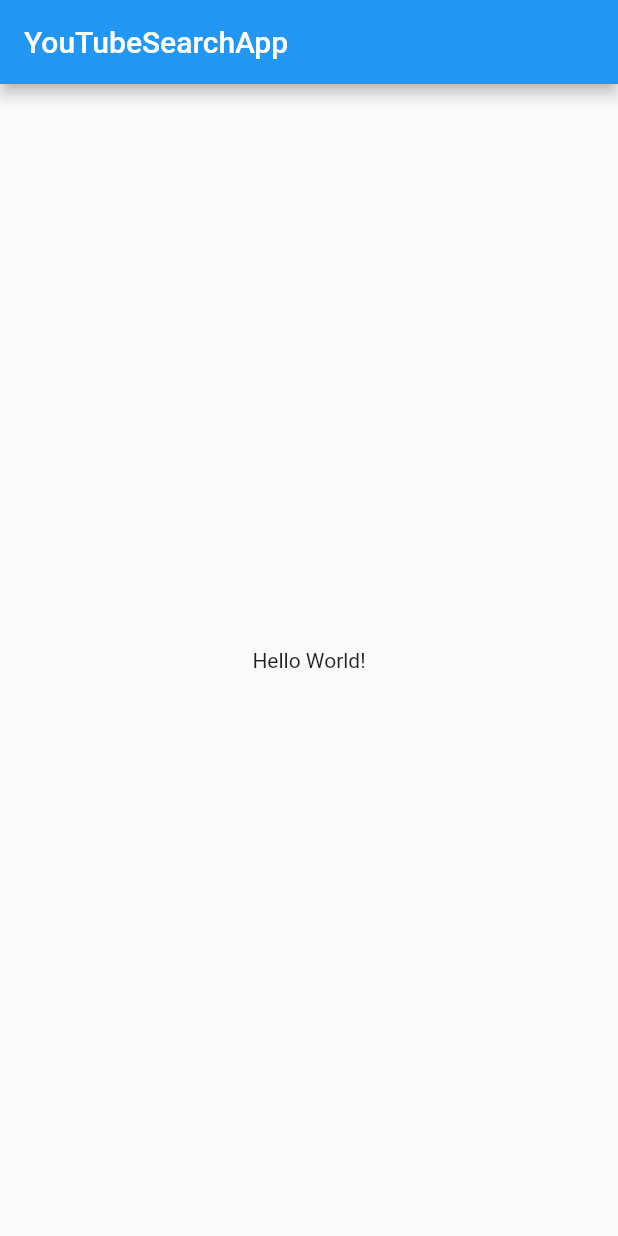
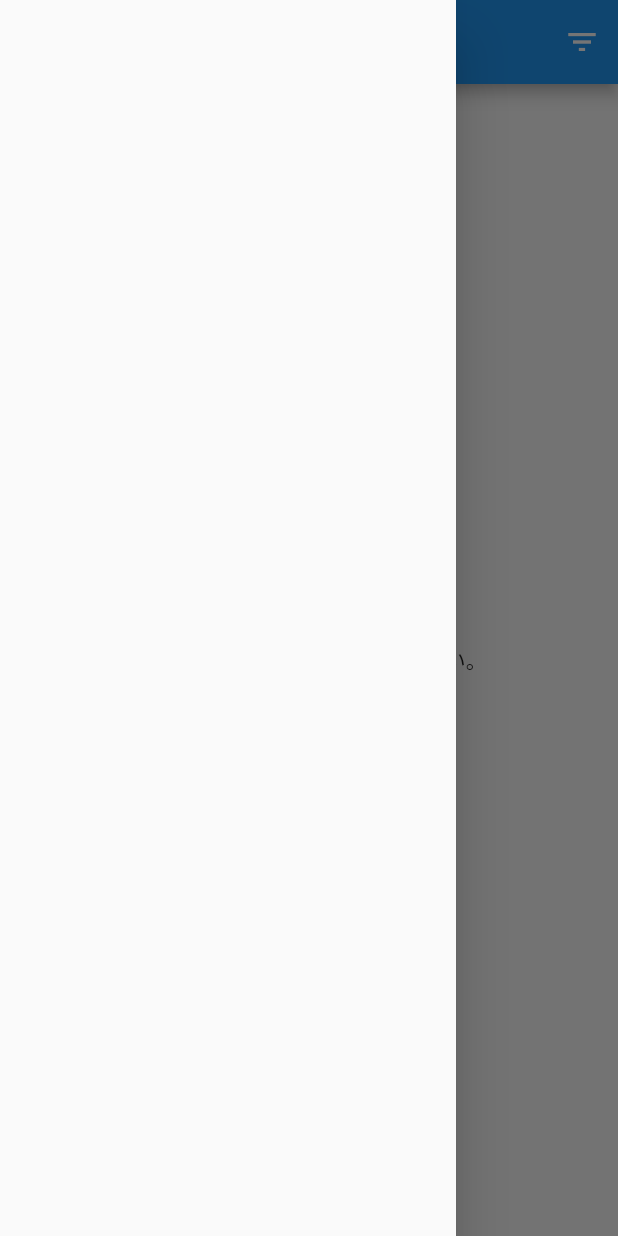
Before and after one commit to aridai/YouTubeSearchApp, a Flutter app: the screen it shows after launch, with the side drawer open (before the commit the screen has no drawer), on a phone screen of 412 x 824 dp. Run offline on Flutter 3.47's test engine with Material 2 defaults, Android fonts, the phone set to English and light mode, and no system bars.

Commit message:
SearchPageを追加

```diff
--- a/lib/main_page.dart
+++ /dev/null
@@ -1,9 +0,0 @@
-import 'package:flutter/material.dart';
-
-class MainPage extends StatelessWidget {
-  @override
-  Widget build(BuildContext context) => Scaffold(
-        appBar: AppBar(title: const Text('YouTubeSearchApp')),
-        body: const Center(child: Text('Hello World!')),
-      );
-}
--- a/lib/my_app.dart
+++ b/lib/my_app.dart
@@ -1,11 +1,11 @@
 import 'package:flutter/material.dart';
-import 'package:youtube_search_app/main_page.dart';
+import 'package:youtube_search_app/search/search_page.dart';
 
 class MyApp extends StatelessWidget {
   @override
   Widget build(BuildContext context) => MaterialApp(
         title: 'YouTubeSearchApp',
         theme: ThemeData(primarySwatch: Colors.blue),
-        home: MainPage(),
+        home: SearchPage(),
       );
 }
--- /dev/null
+++ b/lib/search/search_page.dart
@@ -0,0 +1,82 @@
+import 'package:flutter/material.dart';
+import 'package:provider/provider.dart';
+import 'package:youtube_search_app/search/search_page_bloc.dart';
+import 'package:youtube_search_app/search/search_page_drawer.dart';
+
+//  検索ページ
+class SearchPage extends StatelessWidget {
+  @override
+  Widget build(BuildContext context) => Provider<SearchPageBloc>(
+        create: (context) => SearchPageBloc(),
+        dispose: (context, bloc) => bloc.dispose(),
+        child: _SearchPageContent(),
+      );
+}
+
+//  検索ページのコンテンツ
+class _SearchPageContent extends StatelessWidget {
+  final _controller = TextEditingController();
+
+  @override
+  Widget build(BuildContext context) => Scaffold(
+        appBar: this._buildAppBar(context),
+        drawer: SearchPageDrawer(),
+        body: this._buildBody(context),
+      );
+
+  //  アプリバーを生成する。
+  PreferredSizeWidget _buildAppBar(BuildContext context) => AppBar(
+        title: this._buildKeywordField(context),
+        actions: [this._buildFilterIcon()],
+      );
+
+  //  キーワードフィールドを生成する。
+  Widget _buildKeywordField(BuildContext context) => TextField(
+        controller: this._controller,
+        keyboardType: TextInputType.text,
+        textInputAction: TextInputAction.search,
+        style: const TextStyle(color: Colors.white),
+        cursorColor: Colors.white,
+        decoration: const InputDecoration(
+          border: InputBorder.none,
+          hintText: '検索キーワード',
+          hintStyle: TextStyle(color: Colors.white),
+        ),
+        onEditingComplete: () => this._onKeywordEditingCompleted(context),
+      );
+
+  //  フィルタアイコンを生成する。
+  Widget _buildFilterIcon() => IconButton(
+        icon: const Icon(Icons.filter_list),
+        onPressed: () => this._onFilterIconPressed(),
+      );
+
+  //  ボディを生成する。
+  Widget _buildBody(BuildContext context) => GestureDetector(
+        child: this._buildGuideMessage(),
+        onTap: () => this._dismissKeyboard(context),
+      );
+
+  //  ガイドメッセージを生成する。
+  //  GestureDetectorのタッチ判定範囲を広げるため、透明の背景を追加している。
+  Widget _buildGuideMessage() => Container(
+        color: Colors.transparent,
+        child: const Center(child: Text('検索キーワードを入力してください。')),
+      );
+
+  //  フィルタアイコンが押されたとき。
+  void _onFilterIconPressed() {}
+
+  //  キーワードの編集が完了したとき。
+  void _onKeywordEditingCompleted(BuildContext context) {
+    this._dismissKeyboard(context);
+  }
+
+  //  キーボードを非表示にする。
+  void _dismissKeyboard(BuildContext context) {
+    final currentScope = FocusScope.of(context);
+    if (!currentScope.hasPrimaryFocus && currentScope.hasFocus) {
+      FocusManager.instance.primaryFocus.unfocus();
+    }
+  }
+}
--- /dev/null
+++ b/lib/search/search_page_bloc.dart
@@ -0,0 +1,5 @@
+//  検索ページのBLoC
+class SearchPageBloc {
+  //  終了処理を行う。
+  void dispose() {}
+}
--- /dev/null
+++ b/lib/search/search_page_drawer.dart
@@ -0,0 +1,7 @@
+import 'package:flutter/material.dart';
+
+//  検索ページのDrawer
+class SearchPageDrawer extends StatelessWidget {
+  @override
+  Widget build(BuildContext context) => Drawer(child: Container());
+}
```
